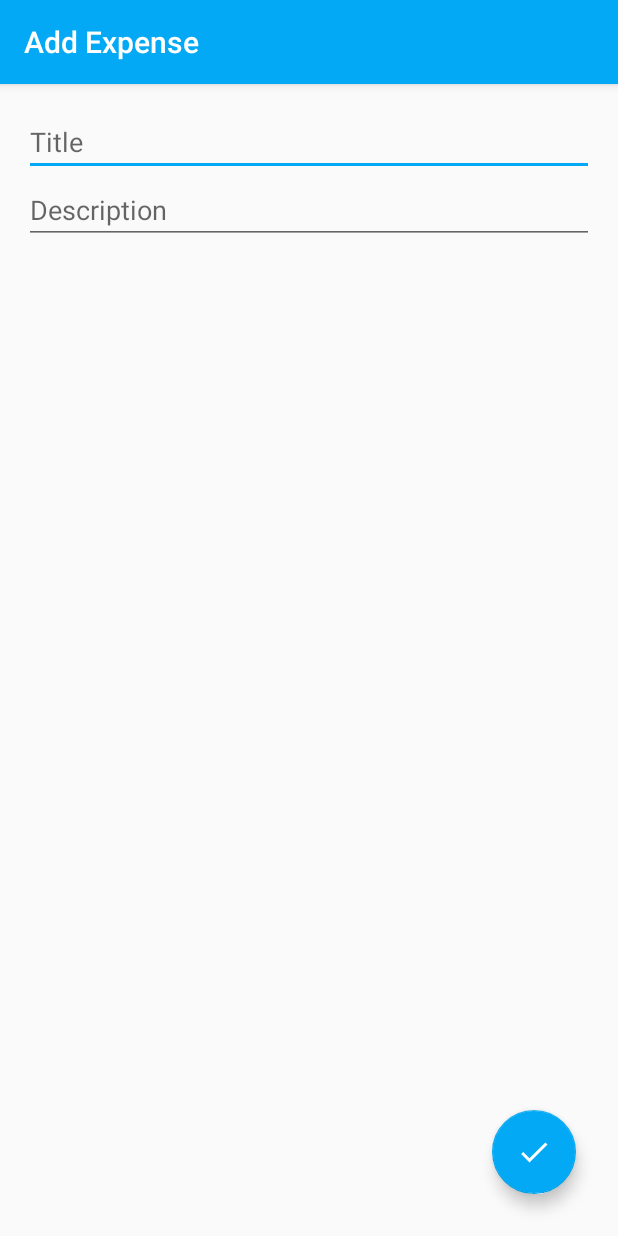
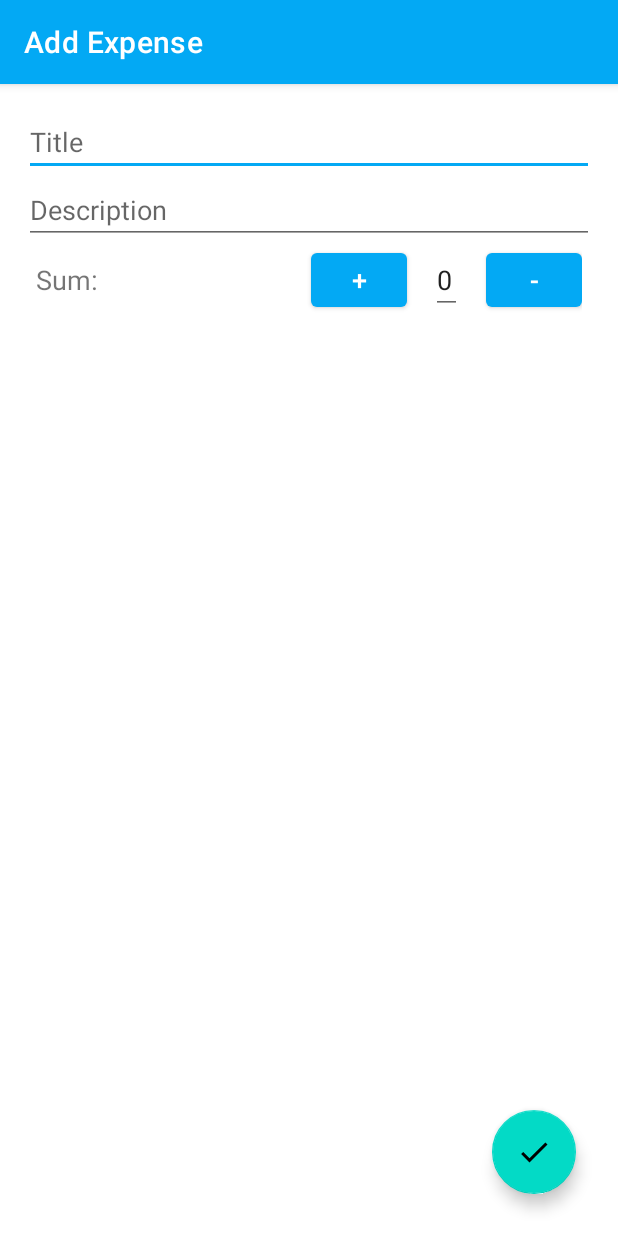
Before and after one commit to YorkIsMine/ExpenseApp, an Android app: the AddExpenseActivity screen opened directly, with no data from a screen before it, on a phone screen of 412 x 824 dp. Run offline under Robolectric (Android 15) with nearby library versions, the phone set to English and light mode, and no system bars.

Commit message:
added some changes

```diff
--- a/app/src/main/java/com/yorkismine/expenseapp/AddExpenseActivity.java
+++ b/app/src/main/java/com/yorkismine/expenseapp/AddExpenseActivity.java
@@ -2,7 +2,9 @@ package com.yorkismine.expenseapp;
 
 import android.content.Intent;
 import android.os.Bundle;
+import android.util.Log;
 import android.view.View;
+import android.widget.Button;
 import android.widget.EditText;
 import android.widget.Toast;
 
@@ -12,12 +14,18 @@ import com.google.android.material.floatingactionbutton.FloatingActionButton;
 
 public class AddExpenseActivity extends AppCompatActivity {
 
-    public static final String EXTRA_TITLE = "com.project.AddExpenseActivity.title";
-    public static final String EXTRA_DESC = "com.project.AddExpenseActivity.desc";
+    public static final String EXTRA_TITLE = "TITLE";
+    public static final String EXTRA_DESC = "DESC";
+    public static final String EXTRA_SUM = "SUM";
+
 
     private FloatingActionButton fab;
-    private EditText editTextTitle;
-    private EditText editTextDesc;
+    private EditText edtTitle;
+    private EditText edtDesc;
+    private EditText edtSum;
+    private Button btnPlus;
+    private Button btnMinus;
+    private int sum;
 
     @Override
     protected void onCreate(Bundle savedInstanceState) {
@@ -25,8 +33,16 @@ public class AddExpenseActivity extends AppCompatActivity {
         setContentView(R.layout.activity_add_expense);
         setTitle("Add Expense");
 
-        editTextTitle = findViewById(R.id.edit_text_title);
-        editTextDesc = findViewById(R.id.edit_text_desc);
+        edtTitle = findViewById(R.id.add_edt_title);
+        edtDesc = findViewById(R.id.add_edt_desc);
+        edtSum = findViewById(R.id.add_edt_sum);
+        btnPlus = findViewById(R.id.sum_btn_plus);
+        btnMinus = findViewById(R.id.sum_btn_minus);
+
+//        addSum(edtSum.getText().toString());
+        Log.d("EditSum", "Sum: " + sum);
+        sum = Integer.parseInt(edtSum.getText().toString());
+        addSum();
 
         fab = findViewById(R.id.fab_add_expense);
         fab.setOnClickListener(new View.OnClickListener() {
@@ -38,10 +54,11 @@ public class AddExpenseActivity extends AppCompatActivity {
     }
 
     private void saveExpense(){
-        String title = editTextTitle.getText().toString();
-        String desc = editTextDesc.getText().toString();
+        String title = edtTitle.getText().toString();
+        String desc = edtDesc.getText().toString();
+        String sum = edtSum.getText().toString();
 
-        if(title.trim().isEmpty() || desc.trim().isEmpty()){
+        if(title.trim().isEmpty() || desc.trim().isEmpty() || sum.equals("0")){
             Toast.makeText(this, "Insert all fields!", Toast.LENGTH_LONG)
                     .show();
             return;
@@ -50,8 +67,38 @@ public class AddExpenseActivity extends AppCompatActivity {
         Intent data = new Intent();
         data.putExtra(EXTRA_TITLE, title);
         data.putExtra(EXTRA_DESC, desc);
+        data.putExtra(EXTRA_SUM, sum);
 
         setResult(RESULT_OK, data);
         finish();
     }
+
+    //TODO fix calculate sum method -> add observer or livedata
+    private void addSum() {
+        btnPlus.setOnClickListener(new View.OnClickListener() {
+            @Override
+            public void onClick(View v) {
+                if(sum == 0){
+                    sum++;
+                }else {
+                    sum = sum + 1;
+                    String s = String.valueOf(sum);
+                    edtSum.setText(s);
+                    Log.d("EditSum", "Sum: " + sum);
+                }
+
+            }
+        });
+        btnMinus.setOnClickListener(new View.OnClickListener() {
+            @Override
+            public void onClick(View v) {
+                if(sum > 0){
+                    sum = sum - 1;
+                    String s = String.valueOf(sum);
+                    edtSum.setText(s);
+                    Log.d("EditSum", "Sum: " + sum);
+                }
+            }
+        });
+    }
 }
--- a/app/src/main/java/com/yorkismine/expenseapp/model/ExpenseDAO.java
+++ b/app/src/main/java/com/yorkismine/expenseapp/model/ExpenseDAO.java
@@ -20,9 +20,9 @@ public interface ExpenseDAO {
     @Delete
     void delete(Expense expense);
 
-    @Query("DELETE FROM expense_table")
+    @Query("DELETE FROM expense_table_v1")
     void deleteAllExpenses();
 
-    @Query("SELECT * FROM expense_table")
+    @Query("SELECT * FROM expense_table_v1")
     LiveData<List<Expense>> getAllExpenses();
 }
--- a/app/src/main/java/com/yorkismine/expenseapp/model/ExpenseDatabase.java
+++ b/app/src/main/java/com/yorkismine/expenseapp/model/ExpenseDatabase.java
@@ -15,7 +15,7 @@ public abstract class ExpenseDatabase extends RoomDatabase {
     public static synchronized ExpenseDatabase getInstance(Context context){
         if(instance == null){
             instance = Room.databaseBuilder(context.getApplicationContext(),
-                    ExpenseDatabase.class, "expense_table").build();
+                    ExpenseDatabase.class, "expense_table_v1").build();
         }
 
         return instance;
--- a/app/src/main/java/com/yorkismine/expenseapp/model/ExpenseViewModel.java
+++ b/app/src/main/java/com/yorkismine/expenseapp/model/ExpenseViewModel.java
@@ -38,5 +38,4 @@ public class ExpenseViewModel extends AndroidViewModel {
         return allExpenses;
     }
 
-
 }
--- a/app/src/main/java/com/yorkismine/expenseapp/ui/home/HomeFragment.java
+++ b/app/src/main/java/com/yorkismine/expenseapp/ui/home/HomeFragment.java
@@ -5,7 +5,6 @@ import android.os.Bundle;
 import android.view.LayoutInflater;
 import android.view.View;
 import android.view.ViewGroup;
-import android.widget.Toast;
 
 import androidx.annotation.NonNull;
 import androidx.fragment.app.Fragment;
@@ -71,11 +70,12 @@ public class HomeFragment extends Fragment {
     public void onActivityResult(int requestCode, int resultCode, Intent data) {
         super.onActivityResult(requestCode, resultCode, data);
 
-        if (requestCode == 1 && resultCode == RESULT_OK){ //ToDo replace to constant
+        if (requestCode == 1 && resultCode == RESULT_OK) { //ToDo replace to constant
             String title = data.getStringExtra(AddExpenseActivity.EXTRA_TITLE);
             String desc = data.getStringExtra(AddExpenseActivity.EXTRA_DESC);
+            String sum = data.getStringExtra(AddExpenseActivity.EXTRA_SUM);
 
-            Expense expense = new Expense(title, desc, 0);
+            Expense expense = new Expense(title, desc, sum);
             expenseViewModel.insert(expense);
         }
     }
--- a/app/src/main/res/layout/activity_add_expense.xml
+++ b/app/src/main/res/layout/activity_add_expense.xml
@@ -1,6 +1,6 @@
 <?xml version="1.0" encoding="utf-8"?>
-<androidx.coordinatorlayout.widget.CoordinatorLayout xmlns:android="http://schemas.android.com/apk/res/android"
-    xmlns:app="http://schemas.android.com/apk/res-auto"
+<androidx.coordinatorlayout.widget.CoordinatorLayout
+    xmlns:android="http://schemas.android.com/apk/res/android"
     xmlns:tools="http://schemas.android.com/tools"
     android:layout_width="match_parent"
     android:layout_height="match_parent"
@@ -13,18 +13,60 @@
         android:padding="16dp">
 
         <EditText
-            android:id="@+id/edit_text_title"
+            android:id="@+id/add_edt_title"
             android:layout_width="match_parent"
             android:layout_height="wrap_content"
             android:hint="Title"
-            android:inputType="text"/>
+            android:inputType="text" />
 
         <EditText
-            android:id="@+id/edit_text_desc"
+            android:id="@+id/add_edt_desc"
             android:layout_width="match_parent"
             android:layout_height="wrap_content"
             android:hint="Description"
-            android:inputType="textImeMultiLine"/>
+            android:inputType="textImeMultiLine" />
+
+        <LinearLayout
+            android:layout_width="match_parent"
+            android:layout_height="wrap_content"
+            android:paddingHorizontal="8dp"
+            android:orientation="horizontal"
+            tools:targetApi="o">
+
+            <TextView
+                android:id="@+id/add_tv_sum"
+                android:layout_weight="1"
+                android:layout_width="0dp"
+                android:layout_height="wrap_content"
+                android:textSize="18sp"
+                android:text="Sum: "/>
+
+            <com.google.android.material.button.MaterialButton
+                android:id="@+id/sum_btn_plus"
+                android:layout_width="64dp"
+                android:layout_height="wrap_content"
+                android:textSize="18sp"
+                android:text="+"/>
+
+            <EditText
+                android:id="@+id/add_edt_sum"
+                android:layout_width="wrap_content"
+                android:layout_height="wrap_content"
+                android:layout_marginHorizontal="16dp"
+                android:text="0"
+                android:inputType="numberDecimal"
+                tools:targetApi="o"
+                android:importantForAutofill="no" />
+
+            <com.google.android.material.button.MaterialButton
+                android:textSize="18sp"
+                android:id="@+id/sum_btn_minus"
+                android:layout_width="64dp"
+                android:layout_height="wrap_content"
+                android:text="-"/>
+
+        </LinearLayout>
+
 
     </LinearLayout>
 
@@ -32,8 +74,8 @@
         android:id="@+id/fab_add_expense"
         android:layout_width="wrap_content"
         android:layout_height="wrap_content"
-        android:src="@drawable/ic_check"
         android:layout_gravity="bottom|end"
-        android:layout_margin="28dp"/>
+        android:layout_margin="28dp"
+        android:src="@drawable/ic_check" />
 
 </androidx.coordinatorlayout.widget.CoordinatorLayout>
--- a/app/src/main/res/layout/fragment_home.xml
+++ b/app/src/main/res/layout/fragment_home.xml
@@ -16,8 +16,8 @@
         android:layout_width="wrap_content"
         android:layout_height="wrap_content"
         android:layout_gravity="bottom|end"
-        android:layout_marginBottom="65dp"
-        android:layout_marginEnd="15dp"
-        android:src="@drawable/ic_add"/>
+        android:layout_marginEnd="24dp"
+        android:layout_marginBottom="24dp"
+        android:src="@drawable/ic_add" />
 
 </androidx.coordinatorlayout.widget.CoordinatorLayout>
--- a/app/src/main/res/values/styles.xml
+++ b/app/src/main/res/values/styles.xml
@@ -1,7 +1,7 @@
 <resources>
 
     <!-- Base application theme. -->
-    <style name="AppTheme" parent="Theme.AppCompat.Light.DarkActionBar">
+    <style name="AppTheme" parent="Theme.MaterialComponents.Light.DarkActionBar">
         <!-- Customize your theme here. -->
         <item name="colorPrimary">@color/colorPrimary</item>
         <item name="colorPrimaryDark">@color/colorPrimaryDark</item>
```
Also changed, not shown: app/src/main/java/com/yorkismine/expenseapp/model/Expense.java (+5 -5 lines), app/src/main/java/com/yorkismine/expenseapp/recycler/ExpenseAdapter.java (+14 -8 lines), app/src/main/res/layout/activity_main.xml (+8 -4 lines), app/src/main/res/layout/expense_item.xml (+26 -8 lines).
